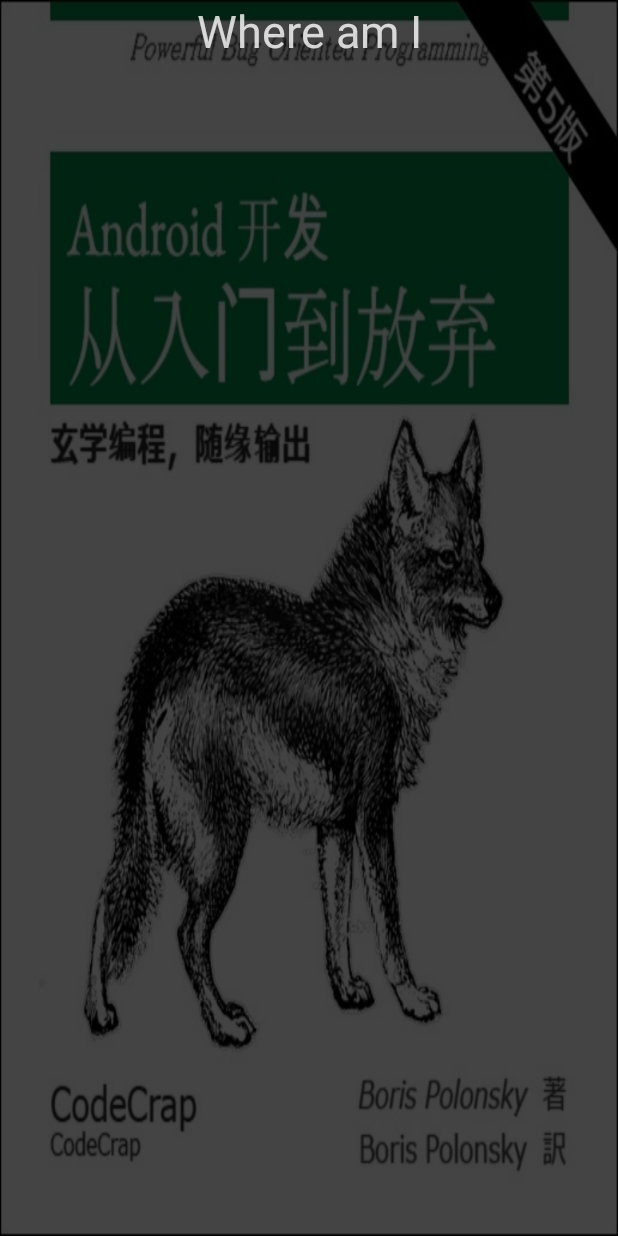
After one commit to BorisPolonsky/Yamba, an Android app: the layout location.xml on its own in the app's theme, with its tools: preview values and no code run, on a phone screen of 412 x 824 dp. The commit adds this screen. Run offline under Robolectric (Android 15) with nearby library versions, the phone set to English and light mode, and no system bars.

Commit message:
Minor Update
Added LocationActivity

```diff
--- a/app/src/main/AndroidManifest.xml
+++ b/app/src/main/AndroidManifest.xml
@@ -20,7 +20,8 @@
     <uses-permission android:name="android.permission.ACCESS_NETWORK_STATE" />
     <uses-permission android:name="com.example.administrator.yamba.RECEIVE_TIMELINE_NOTIFICATION" />
     <uses-permission android:name="com.example.administrator.yamba.SEND_TIMELINE_NOTIFICATION" />
-
+    <uses-permission android:name="android.permission.ACCESS_FINE_LOCATION"/>
+    <uses-permission android:name="android.permission.ACCESS_COARSE_LOCATION"/>
     <application
         android:name=".YambaApplication"
         android:allowBackup="true"
@@ -47,7 +48,8 @@
             android:name=".MiscActivity"
             android:label="@string/titleMiscActivity" />
         <activity android:name=".CompassActivity"></activity>
-
+        <activity android:name=".LocationActivity"
+            android:label="@string/labelLocationActivity"/>
         <service android:name=".UpdaterService" />
 
         <receiver android:name=".BootReceiver">
--- /dev/null
+++ b/app/src/main/res/layout/location.xml
@@ -0,0 +1,21 @@
+<?xml version="1.0" encoding="utf-8"?>
+<LinearLayout xmlns:android="http://schemas.android.com/apk/res/android"
+    android:orientation="vertical" android:layout_width="match_parent"
+    android:layout_height="match_parent"
+    android:background="@drawable/background">
+    <TextView
+        android:layout_width="match_parent"
+        android:layout_height="wrap_content"
+        android:textSize="30dp"
+        android:text="@string/titleLocationActivity"
+        android:gravity="center"
+        android:background="#B000"
+        android:textColor="#CFFF"/>
+    <TextView
+        android:layout_width="match_parent"
+        android:layout_height="match_parent"
+        android:textSize="20dp"
+        android:background="#B000"
+        android:textColor="#CFFF"
+        android:id="@+id/textViewLocationInfo"/>
+</LinearLayout>
--- a/app/src/main/res/values/strings.xml
+++ b/app/src/main/res/values/strings.xml
@@ -26,4 +26,6 @@
     <string name="appwidget_text">EXAMPLE</string>
     <string name="add_widget">Add widget</string>
     <string name="buttonCompass">Compass</string>
+    <string name="titleLocationActivity">Where am I</string>
+    <string name="labelLocationActivity">Location Activity</string>
 </resources>
```
Also changed, not shown: app/src/main/java/com/example/administrator/yamba/LocationActivity.java (added, +126 -0 lines), app/src/main/java/com/example/administrator/yamba/MiscActivity.java (+8 -0 lines), app/src/main/res/layout/misc.xml (+9 -0 lines).
